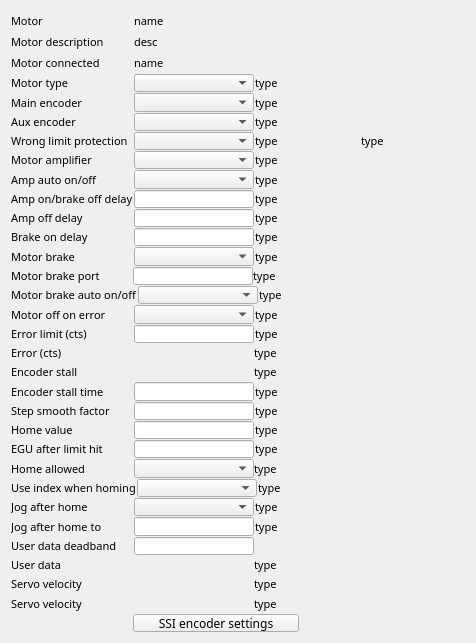
The window that 3-3/GalilSup/op/ui/galil_motor_extras.ui (motorapp/Galil) describes before a commit, drawn with Qt 5.
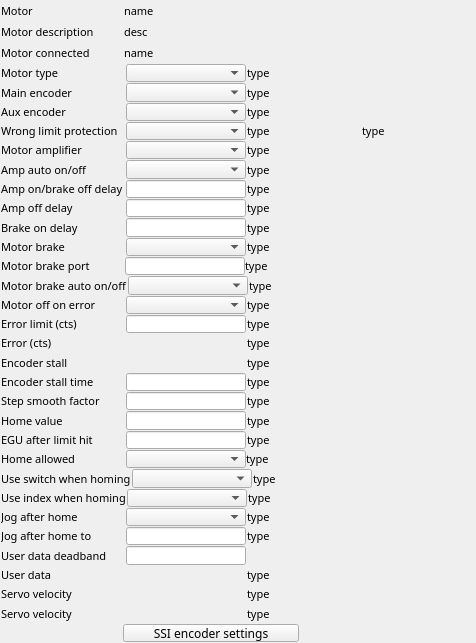
The same window after the commit. Custom widgets are drawn as their Qt base class.

```diff
--- a/3-3/GalilSup/op/ui/galil_motor_extras.ui
+++ b/3-3/GalilSup/op/ui/galil_motor_extras.ui
@@ -19,10 +19,13 @@
   <property name="windowTitle">
    <string>EFrame</string>
   </property>
-  <layout class="QVBoxLayout" name="verticalLayout" stretch="1,1,1,1,1,1,1,1,1,1,1,1,1,1,1,1,1,1,1,1,1,1,1,1,1,1,1,1,1,1,1,1">
+  <layout class="QVBoxLayout" name="verticalLayout" stretch="1,1,1,1,1,1,1,1,1,1,1,1,1,1,1,1,1,1,1,1,1,1,1,1,1,1,1,1,1,1,1,1,1">
    <property name="spacing">
     <number>1</number>
    </property>
+   <property name="margin">
+    <number>1</number>
+   </property>
    <item>
     <layout class="QHBoxLayout" name="horizontalLayout">
      <property name="spacing">
@@ -257,7 +260,7 @@
        </property>
        <property name="minimumSize">
         <size>
-         <width>122</width>
+         <width>124</width>
          <height>0</height>
         </size>
        </property>
@@ -342,7 +345,7 @@
        </property>
        <property name="minimumSize">
         <size>
-         <width>122</width>
+         <width>124</width>
          <height>0</height>
         </size>
        </property>
@@ -433,7 +436,7 @@
        </property>
        <property name="minimumSize">
         <size>
-         <width>122</width>
+         <width>124</width>
          <height>0</height>
         </size>
        </property>
@@ -524,7 +527,7 @@
        </property>
        <property name="minimumSize">
         <size>
-         <width>122</width>
+         <width>124</width>
          <height>0</height>
         </size>
        </property>
@@ -641,7 +644,7 @@
        </property>
        <property name="minimumSize">
         <size>
-         <width>122</width>
+         <width>124</width>
          <height>0</height>
         </size>
        </property>
@@ -726,7 +729,7 @@
        </property>
        <property name="minimumSize">
         <size>
-         <width>122</width>
+         <width>124</width>
          <height>0</height>
         </size>
        </property>
@@ -811,7 +814,7 @@
        </property>
        <property name="minimumSize">
         <size>
-         <width>122</width>
+         <width>124</width>
          <height>0</height>
         </size>
        </property>
@@ -899,7 +902,7 @@
        </property>
        <property name="minimumSize">
         <size>
-         <width>122</width>
+         <width>124</width>
          <height>0</height>
         </size>
        </property>
@@ -987,7 +990,7 @@
        </property>
        <property name="minimumSize">
         <size>
-         <width>122</width>
+         <width>124</width>
          <height>0</height>
         </size>
        </property>
@@ -1075,7 +1078,7 @@
        </property>
        <property name="minimumSize">
         <size>
-         <width>122</width>
+         <width>124</width>
          <height>0</height>
         </size>
        </property>
@@ -1160,7 +1163,7 @@
        </property>
        <property name="minimumSize">
         <size>
-         <width>122</width>
+         <width>124</width>
          <height>0</height>
         </size>
        </property>
@@ -1248,7 +1251,7 @@
        </property>
        <property name="minimumSize">
         <size>
-         <width>122</width>
+         <width>124</width>
          <height>0</height>
         </size>
        </property>
@@ -1333,7 +1336,7 @@
        </property>
        <property name="minimumSize">
         <size>
-         <width>122</width>
+         <width>124</width>
          <height>0</height>
         </size>
        </property>
@@ -1424,7 +1427,7 @@
        </property>
        <property name="minimumSize">
         <size>
-         <width>122</width>
+         <width>124</width>
          <height>0</height>
         </size>
        </property>
@@ -1512,7 +1515,7 @@
        </property>
        <property name="minimumSize">
         <size>
-         <width>242</width>
+         <width>245</width>
          <height>0</height>
         </size>
        </property>
@@ -1572,7 +1575,7 @@
        </property>
        <property name="minimumSize">
         <size>
-         <width>242</width>
+         <width>245</width>
          <height>0</height>
         </size>
        </property>
@@ -1632,7 +1635,7 @@
        </property>
        <property name="minimumSize">
         <size>
-         <width>122</width>
+         <width>124</width>
          <height>0</height>
         </size>
        </property>
@@ -1720,7 +1723,7 @@
        </property>
        <property name="minimumSize">
         <size>
-         <width>122</width>
+         <width>124</width>
          <height>0</height>
         </size>
        </property>
@@ -1808,7 +1811,7 @@
        </property>
        <property name="minimumSize">
         <size>
-         <width>122</width>
+         <width>124</width>
          <height>0</height>
         </size>
        </property>
@@ -1896,7 +1899,7 @@
        </property>
        <property name="minimumSize">
         <size>
-         <width>122</width>
+         <width>124</width>
          <height>0</height>
         </size>
        </property>
@@ -1984,7 +1987,7 @@
        </property>
        <property name="minimumSize">
         <size>
-         <width>123</width>
+         <width>125</width>
          <height>0</height>
         </size>
        </property>
@@ -2054,6 +2057,91 @@
      </item>
     </layout>
    </item>
+   <item>
+    <layout class="QHBoxLayout" name="horizontalLayout_32">
+     <property name="spacing">
+      <number>1</number>
+     </property>
+     <item>
+      <widget class="QLabel" name="label_33">
+       <property name="sizePolicy">
+        <sizepolicy hsizetype="Fixed" vsizetype="Preferred">
+         <horstretch>0</horstretch>
+         <verstretch>0</verstretch>
+        </sizepolicy>
+       </property>
+       <property name="minimumSize">
+        <size>
+         <width>124</width>
+         <height>0</height>
+        </size>
+       </property>
+       <property name="font">
+        <font>
+         <family>Abyssinica SIL</family>
+         <pointsize>8</pointsize>
+        </font>
+       </property>
+       <property name="text">
+        <string>Use switch when homing</string>
+       </property>
+      </widget>
+     </item>
+     <item>
+      <widget class="QEComboBox" name="qecombobox_12">
+       <property name="sizePolicy">
+        <sizepolicy hsizetype="Fixed" vsizetype="Preferred">
+         <horstretch>0</horstretch>
+         <verstretch>0</verstretch>
+        </sizepolicy>
+       </property>
+       <property name="minimumSize">
+        <size>
+         <width>120</width>
+         <height>1</height>
+        </size>
+       </property>
+       <property name="font">
+        <font>
+         <family>Abyssinica SIL</family>
+         <pointsize>8</pointsize>
+        </font>
+       </property>
+       <property name="variable" stdset="0">
+        <string>$(DMC)$(M)_USWITCH_CMD</string>
+       </property>
+      </widget>
+     </item>
+     <item>
+      <widget class="QELabel" name="qelabel_33">
+       <property name="sizePolicy">
+        <sizepolicy hsizetype="Minimum" vsizetype="Preferred">
+         <horstretch>0</horstretch>
+         <verstretch>0</verstretch>
+        </sizepolicy>
+       </property>
+       <property name="font">
+        <font>
+         <family>Abyssinica SIL</family>
+         <pointsize>8</pointsize>
+        </font>
+       </property>
+       <property name="layoutDirection">
+        <enum>Qt::LeftToRight</enum>
+       </property>
+       <property name="alignment">
+        <set>Qt::AlignLeading|Qt::AlignLeft|Qt::AlignVCenter</set>
+       </property>
+       <property name="variable" stdset="0">
+        <string>$(DMC)$(M)_USWITCH_STATUS</string>
+       </property>
+       <property name="text">
+        <string>type</string>
+       </property>
+      </widget>
+     </item>
+    </layout>
+   </item>
    <item>
     <layout class="QHBoxLayout" name="horizontalLayout_24">
      <property name="spacing">
@@ -2069,7 +2157,7 @@
        </property>
        <property name="minimumSize">
         <size>
-         <width>122</width>
+         <width>124</width>
          <height>0</height>
         </size>
        </property>
@@ -2154,7 +2242,7 @@
        </property>
        <property name="minimumSize">
         <size>
-         <width>122</width>
+         <width>124</width>
          <height>0</height>
         </size>
        </property>
@@ -2239,7 +2327,7 @@
        </property>
        <property name="minimumSize">
         <size>
-         <width>122</width>
+         <width>124</width>
          <height>0</height>
         </size>
        </property>
@@ -2327,7 +2415,7 @@
        </property>
        <property name="minimumSize">
         <size>
-         <width>122</width>
+         <width>124</width>
          <height>0</height>
         </size>
        </property>
@@ -2400,7 +2488,7 @@
        </property>
        <property name="minimumSize">
         <size>
-         <width>242</width>
+         <width>245</width>
          <height>0</height>
         </size>
        </property>
@@ -2460,7 +2548,7 @@
        </property>
        <property name="minimumSize">
         <size>
-         <width>242</width>
+         <width>245</width>
          <height>0</height>
         </size>
        </property>
@@ -2520,7 +2608,7 @@
        </property>
        <property name="minimumSize">
         <size>
-         <width>242</width>
+         <width>245</width>
          <height>0</height>
         </size>
        </property>
```
